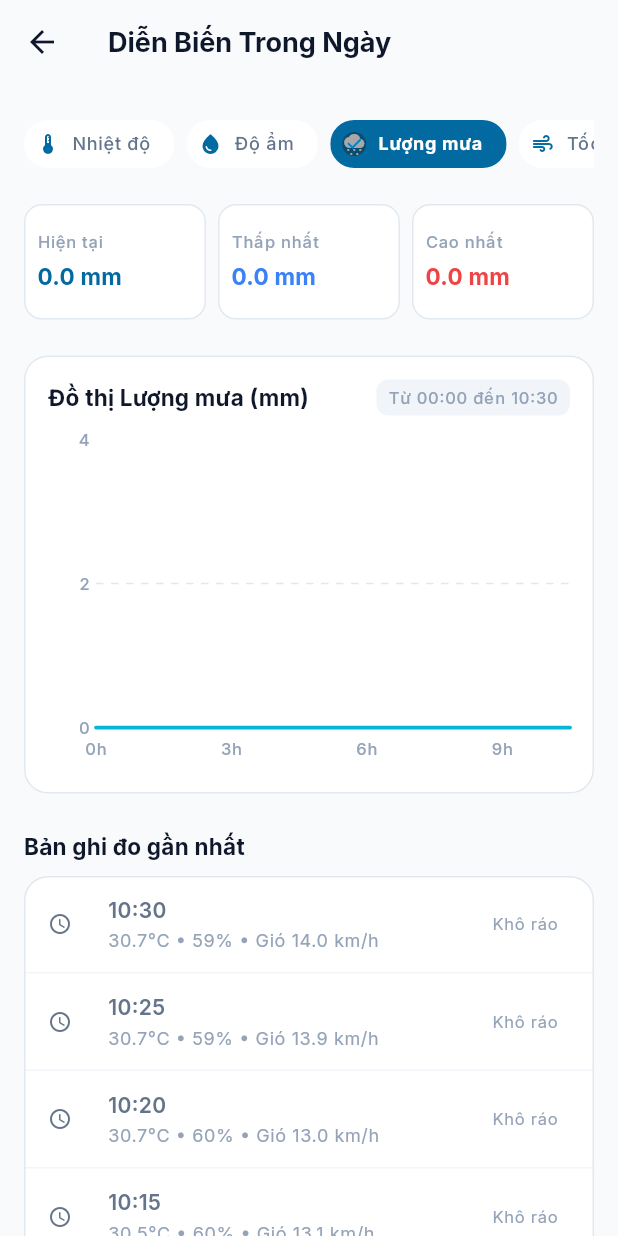
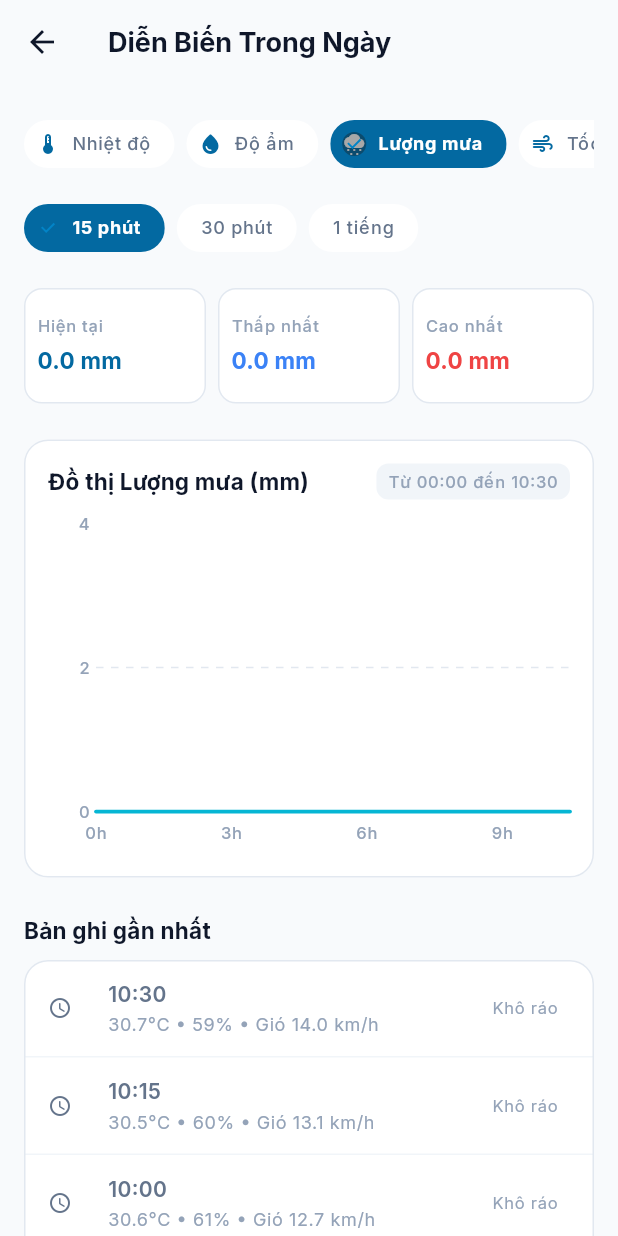
Before and after one commit to DuongAn15/IoT-project, a Flutter app: the IntraDayDetailScreen screen opened directly, after a tap on "Lượng mưa", on a phone screen of 412 x 824 dp. Run offline on Flutter 3.47's test engine with Material 3 defaults, Android fonts, the phone set to English and light mode, and no system bars; drawn by our look-alikes of fl_chart; our stand-ins replace flutter_riverpod, go_router, google_fonts, shimmer; missing offline and left inert: flutter_adaptive_scaffold.

Commit message:
update: decorate UI

```diff
--- a/lib/core/utils/date_time_formatter.dart
+++ b/lib/core/utils/date_time_formatter.dart
@@ -102,10 +102,10 @@ abstract class DateTimeFormatter {
     return '${hour}h';
   }
 
-  /// Nhãn hiển thị cập nhật ("Cập nhật: 14:25 hôm nay")
+  /// Nhãn hiển thị cập nhật ("Cập nhật: 14:25 04/11")
   static String formatLastUpdated(DateTime dateTime) {
     final timeStr = formatTime(dateTime);
-    final dayStr = getDayOfWeekLabel(dateTime).toLowerCase();
-    return 'Cập nhật: $timeStr $dayStr';
+    final dateStr = formatShortDate(dateTime);
+    return 'Cập nhật: $timeStr $dateStr';
   }
 }
--- a/lib/providers/intra_day_provider.dart
+++ b/lib/providers/intra_day_provider.dart
@@ -1,6 +1,21 @@
 import 'package:flutter_riverpod/flutter_riverpod.dart';
 import '../core/utils/weather_unit_helper.dart';
+
+/// Bước thời gian lấy mẫu cho màn hình Diễn Biến Trong Ngày
+enum IntraDayInterval {
+  m15(15, '15 phút'),
+  m30(30, '30 phút'),
+  h1(60, '1 tiếng');
+
+  final int minutes;
+  final String label;
+  const IntraDayInterval(this.minutes, this.label);
+}
 
 /// Provider lưu trữ tab chỉ số đang được chọn trên màn hình Trong Ngày (Intra-day)
 final intraDaySelectedMetricProvider =
     StateProvider<WeatherMetricType>((ref) => WeatherMetricType.temperature);
+
+/// Provider lưu trữ bước thời gian đang được chọn (mặc định 15 phút)
+final intraDayIntervalProvider =
+    StateProvider<IntraDayInterval>((ref) => IntraDayInterval.m15);
--- a/lib/views/screens/history_7d_screen.dart
+++ b/lib/views/screens/history_7d_screen.dart
@@ -7,7 +7,6 @@ import '../../core/utils/weather_unit_helper.dart';
 import '../../data/models/weather_daily_summary.dart';
 import '../../providers/history_7d_provider.dart';
 import '../../providers/weather_dashboard_provider.dart';
-import '../widgets/charts/rainfall_bar_chart.dart';
 import '../widgets/charts/seven_day_average_chart.dart';
 import '../widgets/common/custom_pull_refresh.dart';
 import '../widgets/common/shimmer_card_skeleton.dart';
@@ -100,11 +99,10 @@ class History7dScreen extends ConsumerWidget {
                             mainAxisAlignment: MainAxisAlignment.spaceBetween,
                             children: [
                               Text(
-                                selectedMetric == WeatherMetricType.rainfall
-                                    ? 'Tổng Lượng Mưa 7 Ngày (mm)'
-                                    : 'Giá Trị Trung Bình 7 Ngày (${selectedMetric.unit})',
-                                style: theme.textTheme.titleMedium?.copyWith(
-                                  fontWeight: FontWeight.w700,
+                                '(${selectedMetric.unit})',
+                                style: theme.textTheme.labelMedium?.copyWith(
+                                  fontWeight: FontWeight.w600,
+                                  color: isDark ? AppColors.textSecondaryDark : AppColors.textSecondaryLight,
                                 ),
                               ),
                               Container(
@@ -121,13 +119,10 @@ class History7dScreen extends ConsumerWidget {
                             ],
                           ),
                           const SizedBox(height: AppDimensions.spaceMd),
-                          if (selectedMetric == WeatherMetricType.rainfall)
-                            RainfallBarChart(dailySummaries: summaries)
-                          else
-                            SevenDayAverageChart(
-                              dailySummaries: summaries,
-                              metricType: selectedMetric,
-                            ),
+                          SevenDayAverageChart(
+                            dailySummaries: summaries,
+                            metricType: selectedMetric,
+                          ),
                         ],
                       ),
                     ),
@@ -153,7 +148,7 @@ class History7dScreen extends ConsumerWidget {
       crossAxisAlignment: CrossAxisAlignment.start,
       children: [
         Text(
-          'Chi tiết tổng hợp từng ngày',
+          'Lịch sử các ngày',
           style: theme.textTheme.titleMedium?.copyWith(fontWeight: FontWeight.w700),
         ),
         const SizedBox(height: AppDimensions.spaceSm),
@@ -205,7 +200,6 @@ class History7dScreen extends ConsumerWidget {
                             theme: theme,
                             label: 'Nhiệt độ TB',
                             value: '${summary.avgTemperature.toStringAsFixed(1)}°C',
-                            subValue: '${summary.minTemperature.toStringAsFixed(0)}° - ${summary.maxTemperature.toStringAsFixed(0)}°',
                           ),
 
                           // Humidity
@@ -248,7 +242,6 @@ class History7dScreen extends ConsumerWidget {
     required ThemeData theme,
     required String label,
     required String value,
-    String? subValue,
     Color? valueColor,
   }) {
     return Column(
@@ -262,11 +255,6 @@ class History7dScreen extends ConsumerWidget {
             color: valueColor,
           ),
         ),
-        if (subValue != null)
-          Text(
-            subValue,
-            style: theme.textTheme.labelSmall?.copyWith(fontSize: 9),
-          ),
       ],
     );
   }
--- a/lib/views/screens/intra_day_detail_screen.dart
+++ b/lib/views/screens/intra_day_detail_screen.dart
@@ -24,6 +24,7 @@ class IntraDayDetailScreen extends ConsumerWidget {
   Widget build(BuildContext context, WidgetRef ref) {
     final dashboardAsync = ref.watch(weatherDashboardProvider);
     final selectedMetric = ref.watch(intraDaySelectedMetricProvider);
+    final selectedInterval = ref.watch(intraDayIntervalProvider);
     final theme = Theme.of(context);
     final isDark = theme.brightness == Brightness.dark;
 
@@ -53,6 +54,10 @@ class IntraDayDetailScreen extends ConsumerWidget {
         ),
         data: (state) {
           final points = state.intraDayPoints;
+          final filteredPoints = points
+              .where((p) => p.minutesFromMidnight % selectedInterval.minutes == 0)
+              .toList();
+
           return CustomPullRefresh(
             onRefresh: () => ref.read(weatherDashboardProvider.notifier).refresh(),
             child: SingleChildScrollView(
@@ -90,13 +95,39 @@ class IntraDayDetailScreen extends ConsumerWidget {
                       }).toList(),
                     ),
                   ),
+                  const SizedBox(height: AppDimensions.spaceSm),
+
+                  // 2. Interval Selector (15 phút, 30 phút, 1 tiếng)
+                  SingleChildScrollView(
+                    scrollDirection: Axis.horizontal,
+                    child: Row(
+                      children: IntraDayInterval.values.map((interval) {
+                        final isSelected = interval == selectedInterval;
+                        return Padding(
+                          padding: const EdgeInsets.only(right: AppDimensions.spaceSm),
+                          child: ChoiceChip(
+                            selected: isSelected,
+                            label: Text(interval.label),
+                            labelStyle: theme.textTheme.labelMedium?.copyWith(
+                              fontWeight: isSelected ? FontWeight.w700 : FontWeight.w500,
+                              color: isSelected ? Colors.white : null,
+                            ),
+                            selectedColor: isDark ? AppColors.primaryDark : AppColors.primaryLight,
+                            onSelected: (_) {
+                              ref.read(intraDayIntervalProvider.notifier).state = interval;
+                            },
+                          ),
+                        );
+                      }).toList(),
+                    ),
+                  ),
                   const SizedBox(height: AppDimensions.spaceMd),
 
-                  // 2. Summary Stat Cards (Hiện tại, Cao nhất, Thấp nhất)
+                  // 3. Summary Stat Cards (Hiện tại, Cao nhất, Thấp nhất)
                   _buildStatCardsRow(context, points, selectedMetric),
                   const SizedBox(height: AppDimensions.spaceLg),
 
-                  // 3. Interactive Spline Chart Card
+                  // 4. Interactive Spline Chart Card
                   Card(
                     child: Padding(
                       padding: const EdgeInsets.all(AppDimensions.spaceMd),
@@ -127,7 +158,7 @@ class IntraDayDetailScreen extends ConsumerWidget {
                           ),
                           const SizedBox(height: AppDimensions.spaceMd),
                           IntraDaySplineChart(
-                            points: points,
+                            points: filteredPoints.length >= 2 ? filteredPoints : points,
                             metricType: selectedMetric,
                             isCompact: false,
                           ),
@@ -137,8 +168,12 @@ class IntraDayDetailScreen extends ConsumerWidget {
                   ),
                   const SizedBox(height: AppDimensions.spaceLg),
 
-                  // 4. Recent Readings Table Preview
-                  _buildRecentReadingsList(context, points, selectedMetric),
+                  // 5. Recent Readings Table Preview
+                  _buildRecentReadingsList(
+                    context,
+                    filteredPoints.isNotEmpty ? filteredPoints : points,
+                    selectedMetric,
+                  ),
                 ],
               ),
             ),
@@ -285,7 +320,7 @@ class IntraDayDetailScreen extends ConsumerWidget {
       crossAxisAlignment: CrossAxisAlignment.start,
       children: [
         Text(
-          'Bản ghi đo gần nhất',
+          'Bản ghi gần nhất',
           style: theme.textTheme.titleMedium?.copyWith(fontWeight: FontWeight.w700),
         ),
         const SizedBox(height: AppDimensions.spaceSm),
--- a/lib/views/screens/main_dashboard_screen.dart
+++ b/lib/views/screens/main_dashboard_screen.dart
@@ -9,7 +9,6 @@ import '../../providers/intra_day_provider.dart';
 import '../../providers/theme_mode_provider.dart';
 import '../../providers/weather_dashboard_provider.dart';
 import '../widgets/charts/intra_day_spline_chart.dart';
-import '../widgets/charts/rainfall_bar_chart.dart';
 import '../widgets/charts/seven_day_average_chart.dart';
 import '../widgets/common/app_header_bar.dart';
 import '../widgets/common/custom_pull_refresh.dart';
@@ -37,51 +36,44 @@ class MainDashboardScreen extends ConsumerWidget {
         child: dashboardAsync.when(
           loading: () => const ShimmerCardSkeleton(),
           error: (err, stack) => Center(
-            child: Padding(
-              padding: const EdgeInsets.all(AppDimensions.spaceLg),
             child: Column(
               mainAxisSize: MainAxisSize.min,
               children: [
-                  const Icon(Icons.cloud_off_rounded, size: 56, color: AppColors.error),
+                const Icon(Icons.error_outline_rounded, size: 48, color: AppColors.error),
                 const SizedBox(height: AppDimensions.spaceMd),
-                  Text(
-                    'Không thể kết nối trạm quan trắc',
-                    style: theme.textTheme.titleMedium?.copyWith(fontWeight: FontWeight.w700),
-                  ),
-                  const SizedBox(height: AppDimensions.spaceSm),
-                  Text(
-                    err.toString(),
-                    textAlign: TextAlign.center,
-                    style: theme.textTheme.bodySmall,
-                  ),
-                  const SizedBox(height: AppDimensions.spaceLg),
-                  FilledButton.icon(
+                Text('Không thể tải dữ liệu: $err'),
+                const SizedBox(height: AppDimensions.spaceMd),
+                FilledButton(
                   onPressed: () => ref.read(weatherDashboardProvider.notifier).refresh(),
-                    icon: const Icon(Icons.refresh_rounded),
-                    label: const Text('Thử kết nối lại'),
+                  child: const Text('Thử lại'),
                 ),
               ],
             ),
           ),
-          ),
           data: (state) {
-            // Tính toán min/max nhiệt độ hôm nay từ chuỗi mốc 5 phút
+            // Tìm nhiệt độ thấp nhất và cao nhất trong ngày
             double? minToday;
             double? maxToday;
             if (state.intraDayPoints.isNotEmpty) {
-              minToday = state.intraDayPoints.first.temperature;
-              maxToday = state.intraDayPoints.first.temperature;
-              for (final p in state.intraDayPoints) {
-                if (p.temperature < minToday!) minToday = p.temperature;
-                if (p.temperature > maxToday!) maxToday = p.temperature;
+              minToday = state.intraDayPoints
+                  .map((p) => p.temperature)
+                  .reduce((a, b) => a < b ? a : b);
+              maxToday = state.intraDayPoints
+                  .map((p) => p.temperature)
+                  .reduce((a, b) => a > b ? a : b);
             }
-            }
+
+            // Mặc định hiển thị diễn biến thời tiết hôm nay theo mốc 15 phút
+            final intraDayPoints15m = state.intraDayPoints
+                .where((p) => p.minutesFromMidnight % 15 == 0)
+                .toList();
+            final displayIntraDayPoints =
+                intraDayPoints15m.length >= 2 ? intraDayPoints15m : state.intraDayPoints;
 
             return CustomPullRefresh(
               onRefresh: () => ref.read(weatherDashboardProvider.notifier).refresh(),
               child: SingleChildScrollView(
                 physics: const AlwaysScrollableScrollPhysics(),
-                padding: const EdgeInsets.only(bottom: AppDimensions.space2xl),
                 child: Column(
                   crossAxisAlignment: CrossAxisAlignment.start,
                   children: [
@@ -117,15 +109,6 @@ class MainDashboardScreen extends ConsumerWidget {
                             current: state.current,
                             minTemp: minToday,
                             maxTemp: maxToday,
-                            onMetricTap: (metricType) {
-                              ref.read(intraDaySelectedMetricProvider.notifier).state = metricType;
-                              Navigator.push(
-                                context,
-                                MaterialPageRoute(
-                                  builder: (_) => IntraDayDetailScreen(initialMetric: metricType),
-                                ),
-                              );
-                            },
                           ),
                           const SizedBox(height: AppDimensions.spaceSm),
 
@@ -146,10 +129,10 @@ class MainDashboardScreen extends ConsumerWidget {
                           ),
                           const SizedBox(height: AppDimensions.spaceSm),
 
-                          // 4. Khối Thời tiết hôm nay
-                          Card(
-                            child: Padding(
-                              padding: const EdgeInsets.all(AppDimensions.spaceMd),
+                          // 4. Khối Thời tiết hôm nay (Hiệu ứng trong suốt nổi khối)
+                          _buildTranslucentCard(
+                            context: context,
+                            isDark: isDark,
                             child: Column(
                               crossAxisAlignment: CrossAxisAlignment.start,
                               children: [
@@ -240,20 +223,19 @@ class MainDashboardScreen extends ConsumerWidget {
                                 ),
                                 const SizedBox(height: AppDimensions.spaceSm),
                                 IntraDaySplineChart(
-                                    points: state.intraDayPoints,
+                                  points: displayIntraDayPoints,
                                   metricType: selectedIntraDayMetric,
                                   isCompact: true,
                                 ),
                               ],
                             ),
                           ),
-                          ),
                           const SizedBox(height: AppDimensions.spaceMd),
 
-                          // 5. Khối Lịch sử
-                          Card(
-                            child: Padding(
-                              padding: const EdgeInsets.all(AppDimensions.spaceMd),
+                          // 5. Khối Lịch sử (Hiệu ứng trong suốt nổi khối)
+                          _buildTranslucentCard(
+                            context: context,
+                            isDark: isDark,
                             child: Column(
                               crossAxisAlignment: CrossAxisAlignment.start,
                               children: [
@@ -336,7 +318,7 @@ class MainDashboardScreen extends ConsumerWidget {
                                     const SizedBox(width: AppDimensions.spaceXs),
                                     Text(
                                       selectedHistoryMetric == WeatherMetricType.rainfall
-                                            ? 'Tổng lượng mưa (${selectedHistoryMetric.unit}) 7 ngày'
+                                          ? 'Tổng lượng mưa (${selectedHistoryMetric.unit})'
                                           : 'Trung bình ${selectedHistoryMetric.labelVi} (${selectedHistoryMetric.unit})',
                                       style: theme.textTheme.titleSmall?.copyWith(
                                         fontWeight: FontWeight.w600,
@@ -345,15 +327,11 @@ class MainDashboardScreen extends ConsumerWidget {
                                   ],
                                 ),
                                 const SizedBox(height: AppDimensions.spaceSm),
-                                  if (selectedHistoryMetric == WeatherMetricType.rainfall)
-                                    RainfallBarChart(dailySummaries: state.weeklySummaries)
-                                  else
                                 SevenDayAverageChart(
                                   dailySummaries: state.weeklySummaries,
                                   metricType: selectedHistoryMetric,
                                 ),
                               ],
-                              ),
                             ),
                           ),
                         ],
@@ -368,4 +346,38 @@ class MainDashboardScreen extends ConsumerWidget {
       ),
     );
   }
+
+  /// Khối container bán trong suốt kiểu nổi (Translucent Floating Container)
+  Widget _buildTranslucentCard({
+    required BuildContext context,
+    required bool isDark,
+    required Widget child,
+  }) {
+    return Container(
+      decoration: BoxDecoration(
+        color: isDark
+            ? Colors.white.withValues(alpha: 0.04)
+            : const Color(0xFFE2E8F0).withValues(alpha: 0.35),
+        borderRadius: BorderRadius.circular(AppDimensions.radiusLg),
+        border: Border.all(
+          color: isDark
+              ? Colors.white.withValues(alpha: 0.12)
+              : const Color(0xFF94A3B8).withValues(alpha: 0.25),
+          width: 1.0,
+        ),
+        boxShadow: [
+          BoxShadow(
+            color: isDark
+                ? Colors.black.withValues(alpha: 0.3)
+                : const Color(0xFF0F172A).withValues(alpha: 0.05),
+            blurRadius: 16,
+            spreadRadius: 0,
+            offset: const Offset(0, 4),
+          ),
+        ],
+      ),
+      padding: const EdgeInsets.all(AppDimensions.spaceMd),
+      child: child,
+    );
   }
+}
--- a/lib/views/widgets/charts/intra_day_spline_chart.dart
+++ b/lib/views/widgets/charts/intra_day_spline_chart.dart
@@ -193,6 +193,8 @@ class IntraDaySplineChart extends StatelessWidget {
               ),
             ],
           ),
+          duration: const Duration(milliseconds: 300),
+          curve: Curves.easeInOutCubic,
         ),
       ),
     );
--- a/lib/views/widgets/charts/seven_day_average_chart.dart
+++ b/lib/views/widgets/charts/seven_day_average_chart.dart
@@ -185,6 +185,8 @@ class SevenDayAverageChart extends StatelessWidget {
             maxY: yConfig.maxY,
             barGroups: barGroups,
           ),
+          duration: const Duration(milliseconds: 250),
+          curve: Curves.easeInOutCubic,
         ),
       ),
     );
--- a/lib/views/widgets/current/hero_weather_card.dart
+++ b/lib/views/widgets/current/hero_weather_card.dart
@@ -10,14 +10,12 @@ class HeroWeatherCard extends StatelessWidget {
   final WeatherCurrentModel current;
   final double? minTemp;
   final double? maxTemp;
-  final Function(WeatherMetricType)? onMetricTap;
 
   const HeroWeatherCard({
     super.key,
     required this.current,
     this.minTemp,
     this.maxTemp,
-    this.onMetricTap,
   });
 
   @override
@@ -46,12 +44,7 @@ class HeroWeatherCard extends StatelessWidget {
         crossAxisAlignment: CrossAxisAlignment.center,
         children: [
           // 1. Nhiệt độ lớn ở trung tâm card & Thấp / Cao ngay dưới cùng dòng
-          Material(
-            color: Colors.transparent,
-            child: InkWell(
-              onTap: () => onMetricTap?.call(WeatherMetricType.temperature),
-              borderRadius: BorderRadius.circular(AppDimensions.radiusMd),
-              child: Padding(
+          Padding(
             padding: const EdgeInsets.symmetric(vertical: 4.0, horizontal: 8.0),
             child: Column(
               children: [
@@ -109,8 +102,6 @@ class HeroWeatherCard extends StatelessWidget {
               ],
             ),
           ),
-            ),
-          ),
           const SizedBox(height: AppDimensions.spaceLg),
 
           // 2. Khối 3 chỉ số cảm biến (Độ ẩm, Lượng mưa, Tốc độ gió) trong cùng khối
@@ -132,7 +123,6 @@ class HeroWeatherCard extends StatelessWidget {
                   label: 'Độ ẩm',
                   value: '${current.humidity.toStringAsFixed(0)}%',
                   subText: WeatherUnitHelper.getHumidityAssessment(current.humidity),
-                  onTap: () => onMetricTap?.call(WeatherMetricType.humidity),
                 ),
                 Container(
                   width: 1,
@@ -147,7 +137,6 @@ class HeroWeatherCard extends StatelessWidget {
                   label: 'Lượng mưa',
                   value: '${current.rainfall.toStringAsFixed(1)} mm',
                   subText: WeatherUnitHelper.getRainfallAssessment(current.rainfall),
-                  onTap: () => onMetricTap?.call(WeatherMetricType.rainfall),
                 ),
                 Container(
                   width: 1,
@@ -162,7 +151,6 @@ class HeroWeatherCard extends StatelessWidget {
                   label: 'Tốc độ gió',
                   value: '${current.windSpeed.toStringAsFixed(1)} km/h',
                   subText: WeatherUnitHelper.getWindAssessment(current.windSpeed),
-                  onTap: () => onMetricTap?.call(WeatherMetricType.windSpeed),
                 ),
               ],
             ),
@@ -178,16 +166,10 @@ class HeroWeatherCard extends StatelessWidget {
     required String label,
     required String value,
     required String subText,
-    required VoidCallback onTap,
   }) {
     final theme = Theme.of(context);
 
     return Expanded(
-      child: Material(
-        color: Colors.transparent,
-        child: InkWell(
-          onTap: onTap,
-          borderRadius: BorderRadius.circular(AppDimensions.radiusLg),
       child: Padding(
         padding: const EdgeInsets.symmetric(vertical: 10, horizontal: 4),
         child: Column(
@@ -237,8 +219,6 @@ class HeroWeatherCard extends StatelessWidget {
           ],
         ),
       ),
-        ),
-      ),
     );
   }
 }
```
Also changed, not shown: 1 other file. Lines whose indentation alone changed are shown as unchanged.
